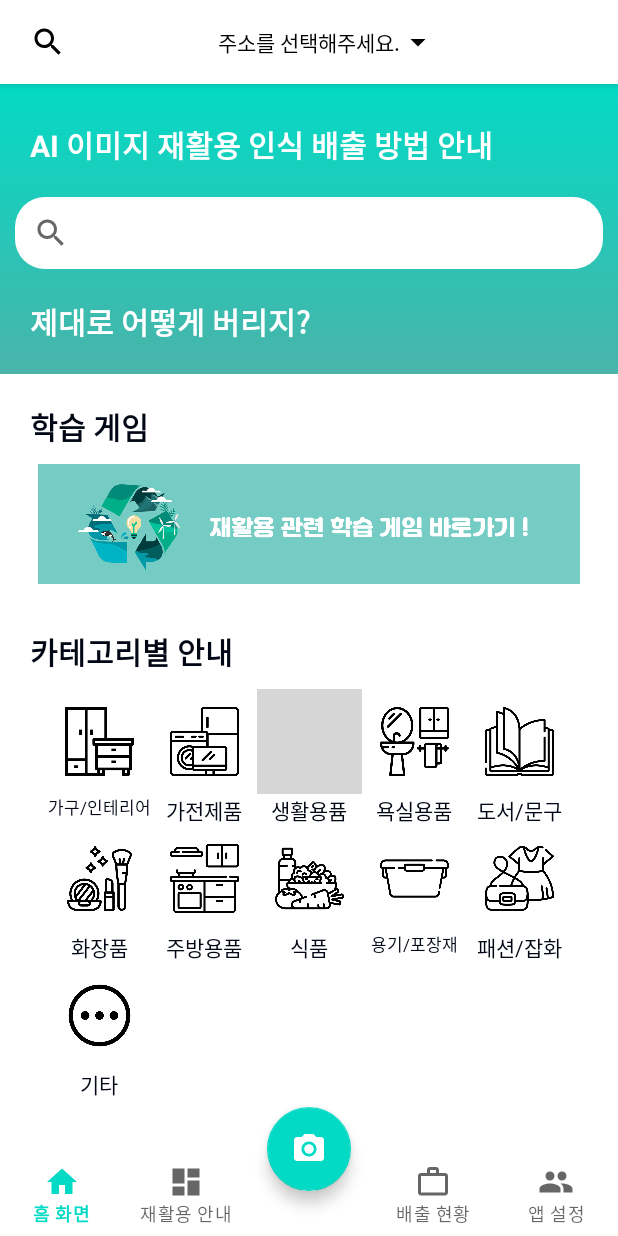
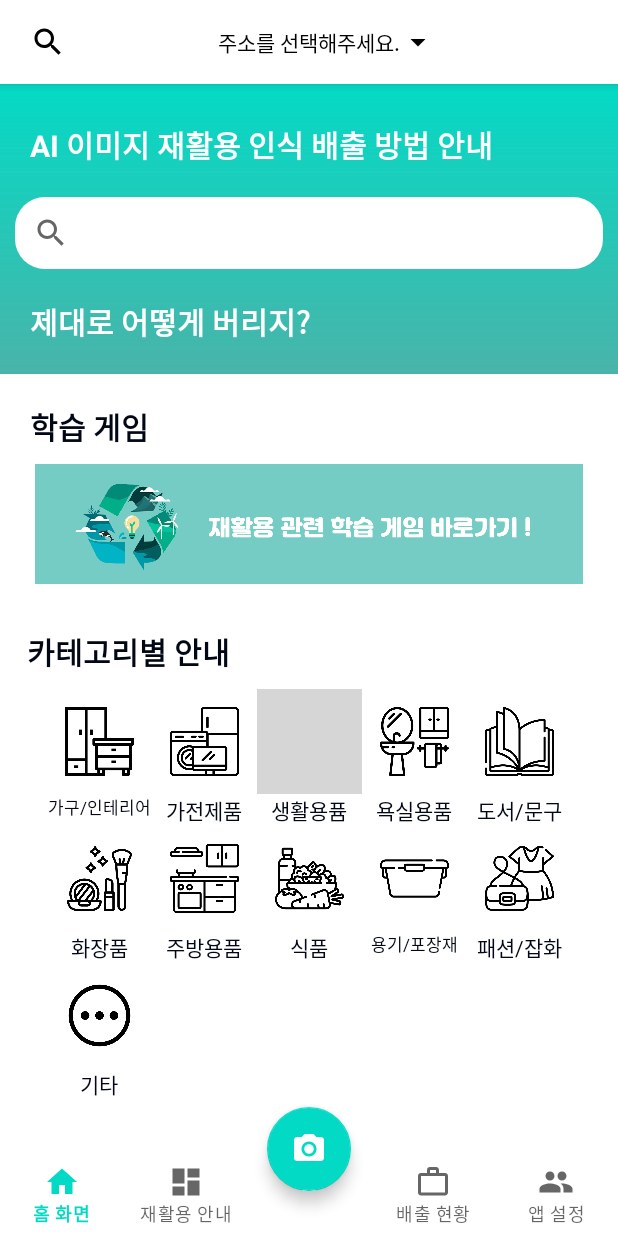
Before and after one commit to ICARUS-Coding-Club/Recycle-App, an Android app: the HomeFragment screen opened directly, with no data from a screen before it, on a phone screen of 412 x 824 dp. Run offline under Robolectric (Android 15) with nearby library versions, the phone set to English and light mode, and no system bars; our stand-ins replace navigation-ui; pictures from the network do not load; grey boxes are pictures that could not be loaded.

Commit message:
패딩 일부 수정

```diff
--- a/app/src/main/res/layout/fragment_home.xml
+++ b/app/src/main/res/layout/fragment_home.xml
@@ -160,7 +160,7 @@
                     android:layout_width="match_parent"
                     android:layout_height="80dp"
                     android:scaleType="centerCrop"
-                    android:layout_marginHorizontal="15dp"
+                    android:layout_marginHorizontal="13dp"
                     android:src="@drawable/bg_game"
                     android:background="@drawable/custom_circle_background_gray"
                     app:layout_constraintBottom_toBottomOf="parent"
@@ -175,7 +175,8 @@
                 android:id="@+id/cl2"
                 android:layout_width="match_parent"
                 android:layout_height="wrap_content"
-                android:padding="10dp">
+                android:paddingVertical="10dp"
+                android:paddingHorizontal="8dp">
 
                 <TextView
                     android:id="@+id/tv_title"
```
